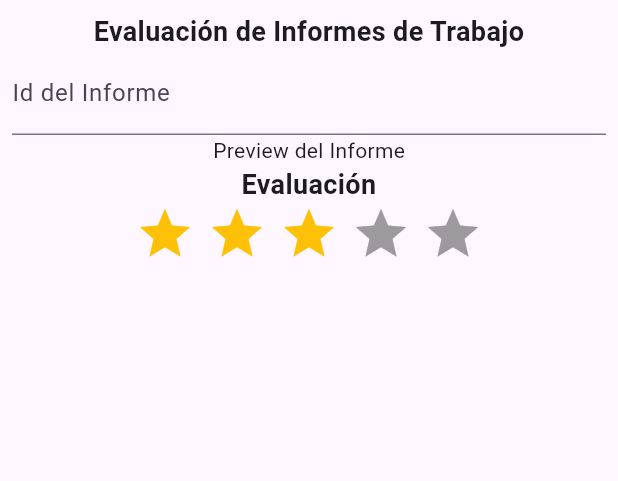
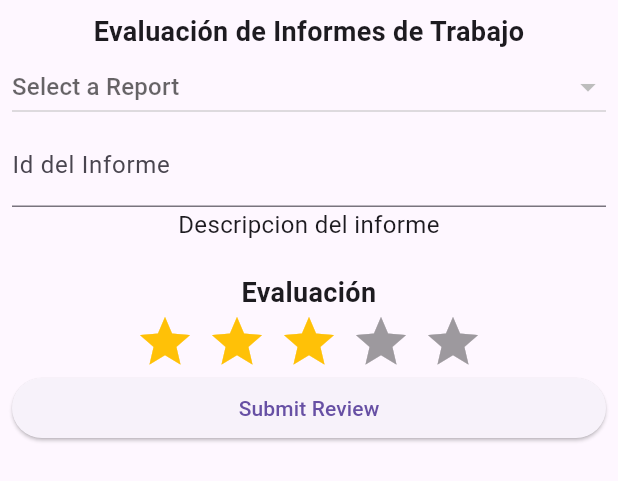
Before and after one commit to ddgutierrez/proyecto_clase, a Flutter app: the WorkReportEvaluation widget shown alone on an empty page, opened directly, on a phone screen of 412 x 824 dp. Shown: the top 481 px of the screen. Run offline on Flutter 3.47's test engine with Material 3 defaults, Android fonts, the phone set to English and light mode, and no system bars; drawn by our look-alikes of flutter_rating_bar; our stand-ins replace get, loggy; network calls fail.

Commit message:
Clean architecture para reports, faltan funcionalidades en support_dashboard

```diff
--- /dev/null
+++ b/lib/data/datasources/remote/i_report_datasource.dart
@@ -0,0 +1,11 @@
+import '../../../domain/models/report.dart';
+
+abstract class IReportDataSource {
+  Future<List<Report>> getReports();
+
+  Future<bool> addReport(Report report);
+
+  Future<bool> updateReport(int reportId, int reviewScore);
+
+  Future<List<Report>> getReportsBySupportUser(int supportUserId);
+}
--- /dev/null
+++ b/lib/data/repositories/report_repository.dart
@@ -0,0 +1,29 @@
+import '../../domain/models/report.dart';
+import '../../domain/repositories/i_report_repository.dart';
+import '../datasources/remote/i_report_datasource.dart';
+
+class ReportRepository implements IReportRepository {
+  final IReportDataSource _reportDataSource;
+
+  ReportRepository(this._reportDataSource);
+
+  @override
+  Future<List<Report>> getReports() {
+    return _reportDataSource.getReports();
+  }
+
+  @override
+  Future<bool> addReport(Report report) {
+    return _reportDataSource.addReport(report);
+  }
+
+  @override
+  Future<bool> updateReport(int reportId, int reviewScore) {
+    return _reportDataSource.updateReport(reportId, reviewScore);
+  }
+
+  @override
+  Future<List<Report>> getReportsBySupportUser(int supportUserId) {
+    return _reportDataSource.getReportsBySupportUser(supportUserId);
+  }
+}
--- /dev/null
+++ b/lib/domain/repositories/i_report_repository.dart
@@ -0,0 +1,8 @@
+import '../models/report.dart';
+
+abstract class IReportRepository {
+  Future<List<Report>> getReports();
+  Future<bool> addReport(Report report);
+  Future<bool> updateReport(int reportId, int reviewScore);
+  Future<List<Report>> getReportsBySupportUser(int supportUserId);
+}
--- /dev/null
+++ b/lib/domain/use_case/report_usecase.dart
@@ -0,0 +1,25 @@
+import 'package:loggy/loggy.dart';
+
+import '../models/report.dart';
+import '../repositories/i_report_repository.dart';
+
+class ReportUseCase {
+  final IReportRepository _repository;
+
+  ReportUseCase(this._repository);
+
+  Future<List<Report>> getReports() async => await _repository.getReports();
+
+  Future<bool> addReport(Report report) async {
+  try {
+    return await _repository.addReport(report);
+  } catch (e) {
+    logError('Failed to add report', e);
+    return false;
+  }
+}
+
+  Future<bool> updateReport(int reportId, int reviewScore) async => await _repository.updateReport(reportId,reviewScore);
+
+  Future<List<Report>> getReportsBySupportUser(int supportUserId) async => await _repository.getReportsBySupportUser(supportUserId);
+}
--- a/lib/ui/views/coordinator_dashboard.dart
+++ b/lib/ui/views/coordinator_dashboard.dart
@@ -1,12 +1,12 @@
-import 'dart:math';
-
 import 'package:flutter/material.dart';
 import 'package:get/get.dart';
 import 'package:flutter_rating_bar/flutter_rating_bar.dart';
-import 'package:proyecto_clase/domain/models/client.dart';
 import '../../domain/models/user_support.dart';
+import '../../domain/models/report.dart';
+import '../../domain/models/client.dart';
 import '../controllers/support_controller.dart';
 import '../controllers/client_controller.dart';
+import '../controllers/report_controller.dart';
 
 class CoordinatorDashboard extends StatefulWidget {
   const CoordinatorDashboard({super.key});
@@ -368,37 +368,73 @@ class _ClientManagementState extends State<ClientManagement> {
 }
 
 class WorkReportEvaluation extends StatelessWidget {
-  const WorkReportEvaluation({super.key});
+  WorkReportEvaluation({Key? key}) : super(key: key);
+
+  final ReportController controller = Get.find<ReportController>();
+  final TextEditingController reportIdController = TextEditingController();
+  double _currentRating = 3;
+  final RxString selectedReportDescription = ''.obs;  // Reactive string to handle report description
+
   @override
   Widget build(BuildContext context) {
-    return ListView(
+    return Obx(() => ListView(
           padding: const EdgeInsets.all(8),
           children: [
             const Text('Evaluación de Informes de Trabajo',
                 textAlign: TextAlign.center,
                 style: TextStyle(fontSize: 18, fontWeight: FontWeight.bold)),
+            DropdownButton<Report>(
+              isExpanded: true,
+              hint: const Text("Select a Report"),
+              value: controller.reports.firstWhereOrNull((report) => !report.revised),
+              items: controller.reports.where((report) => !report.revised).map((report) {
+                return DropdownMenuItem<Report>(
+                  value: report,
+                  child: Text("Report ID: ${report.id}"),
+                );
+              }).toList(),
+              onChanged: (value) {
+                if (value != null) {
+                  reportIdController.text = value.id.toString();
+                  _currentRating = value.review.toDouble();
+                  selectedReportDescription.value = value.report;  // Update the report description
+                }
+              },
+            ),
             TextFormField(
+                controller: reportIdController,
                 decoration: const InputDecoration(labelText: 'Id del Informe')),
-        Container(
-          alignment: Alignment.center,
-          child: const Text('Preview del Informe'),
-        ),
+            const Text('Descripcion del informe',
+                textAlign: TextAlign.center,
+                style: TextStyle(fontSize: 16, fontWeight: FontWeight.normal)),
+            Text(selectedReportDescription.value,  // Display the full report description
+                textAlign: TextAlign.center,
+                style: TextStyle(fontSize: 14, color: Colors.grey)),
             const Text('Evaluación',
                 textAlign: TextAlign.center,
                 style: TextStyle(fontSize: 18, fontWeight: FontWeight.bold)),
             Center(
                 child: RatingBar.builder(
-          initialRating: 3,
+              initialRating: _currentRating,
               minRating: 1,
               direction: Axis.horizontal,
               allowHalfRating: true,
               itemCount: 5,
               itemPadding: const EdgeInsets.symmetric(horizontal: 4.0),
-          itemBuilder: (context, _) =>
-              const Icon(Icons.star, color: Colors.amber),
-          onRatingUpdate: (rating) {},
-        ))
+              itemBuilder: (context, _) => const Icon(Icons.star, color: Colors.amber),
+              onRatingUpdate: (rating) {
+                _currentRating = rating;
+              },
+            )),
+            ElevatedButton(
+              onPressed: () {
+                if (reportIdController.text.isNotEmpty) {
+                  controller.updateReport(int.parse(reportIdController.text), _currentRating.round());
+                }
+              },
+              child: const Text('Submit Review'),
+            )
           ],
-    );
+        ));
   }
 }
```
Also changed, not shown: lib/data/datasources/remote/report_datasource.dart (added, +85 -0 lines), lib/main.dart (+37 -14 lines), lib/services/api_service_reports.dart (deleted, +0 -85 lines), lib/ui/controllers/report_controller.dart (added, +65 -0 lines), lib/ui/views/support_dashboard.dart (+38 -78 lines). Lines whose indentation alone changed are shown as unchanged.
